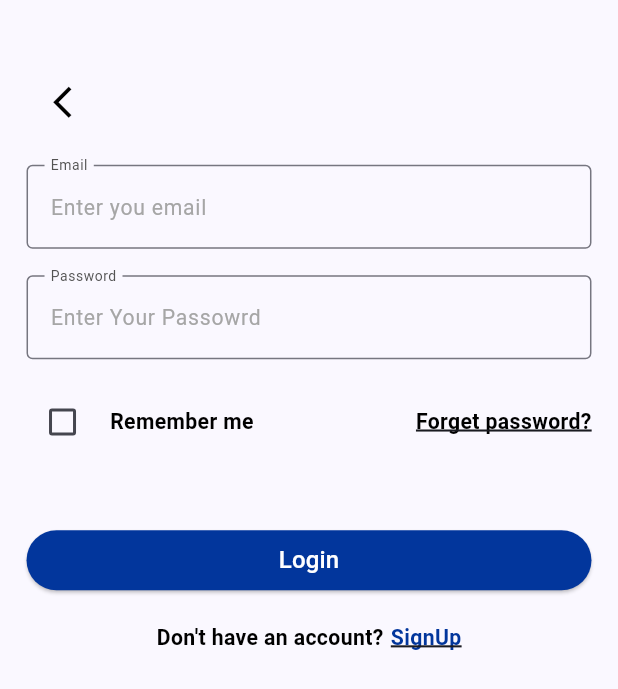
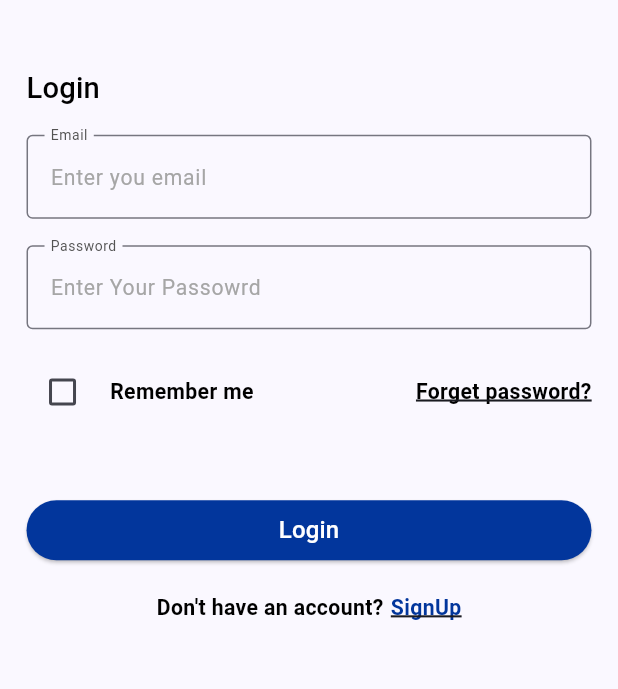
Before and after one commit to ehabMohamedSalah/online_exam, a Flutter app: the screen it shows after launch, on a phone screen of 412 x 824 dp. Shown: the top 689 px of the screen. Run offline on Flutter 3.47's test engine with Material 3 defaults, Android fonts, the phone set to English and light mode, and no system bars; our stand-ins replace bloc, dartz, dio, flutter_bloc, flutter_otp_text_field, flutter_screenutil and 3 more.

```diff
--- a/lib/presentation/auth/forget_password/verify_code/view/otp_screen_view.dart
+++ b/lib/presentation/auth/forget_password/verify_code/view/otp_screen_view.dart
@@ -1,5 +1,6 @@
 import 'package:flutter/material.dart';
 import 'package:flutter_bloc/flutter_bloc.dart';
+import 'package:flutter_otp_text_field/flutter_otp_text_field.dart';
 import 'package:flutter_screenutil/flutter_screenutil.dart';
 import 'package:online_exam/core/di/di.dart';
 import 'package:online_exam/core/resuable-comp/app_bar.dart';
@@ -7,7 +8,6 @@ import 'package:online_exam/core/utils/colors_manager.dart';
 import 'package:online_exam/core/utils/routes_manager.dart';
 import 'package:online_exam/core/utils/string_manager.dart';
 import 'package:online_exam/presentation/auth/login/view_model/login_view_model_cubit.dart';
-import 'package:flutter_otp_text_field/flutter_otp_text_field.dart';
 
 class OtpScreen extends StatefulWidget {
   const OtpScreen({super.key});
--- a/lib/presentation/auth/login/view/login_screen.dart
+++ b/lib/presentation/auth/login/view/login_screen.dart
@@ -1,4 +1,5 @@
 import 'package:flutter/material.dart';
+import 'package:flutter/widgets.dart';
 import 'package:flutter_bloc/flutter_bloc.dart';
 import 'package:flutter_screenutil/flutter_screenutil.dart';
 import 'package:fluttertoast/fluttertoast.dart';
@@ -47,8 +48,10 @@ class _LoginScreenState extends State<LoginScreen> {
               child: Column(
                 children: [
                   SizedBox(height: 30.h,),
-                  AppBarWidget( onpressed: ( ) {}, title: '',),
-                  SizedBox(height: 20.h,),
+                   Align(
+                       alignment: Alignment.centerLeft,
+                       child: Text("Login",style: Theme.of(context).textTheme.labelLarge,)),
+                   SizedBox(height: 20.h,),
                   CustomTextField(
                     labelText: StringManager.email,
                     hintText: StringManager.enterYourEmail,
@@ -156,7 +159,12 @@ class _LoginScreenState extends State<LoginScreen> {
                     children: [
                       Text(StringManager.dontHaveAnAcc,style: Theme.of(context).textTheme.bodyMedium,),
                       SizedBox(width: 5.w,),
-                      Text(StringManager.signUp,style: TextStyle(color: ColorManager.primaryColor,fontWeight: FontWeight.bold,decoration: TextDecoration.underline,decorationThickness: 2.0),),
+                      InkWell
+                        (
+                          onTap: (){
+                            Navigator.pushNamed(context, RouteManager.signUpscreen);
+                          },
+                          child: Text(StringManager.signUp,style: TextStyle(color: ColorManager.primaryColor,fontWeight: FontWeight.bold,decoration: TextDecoration.underline,decorationThickness: 2.0),)),
 
                     ],
                   )
```
Also changed, not shown: lib/data/model/Auth/forget_passowrd/ForgetPasswordResponse.dart (added, +34 -0 lines), lib/presentation/auth/signUp/view/signup_screen.dart (+12 -6 lines), pubspec.lock.
